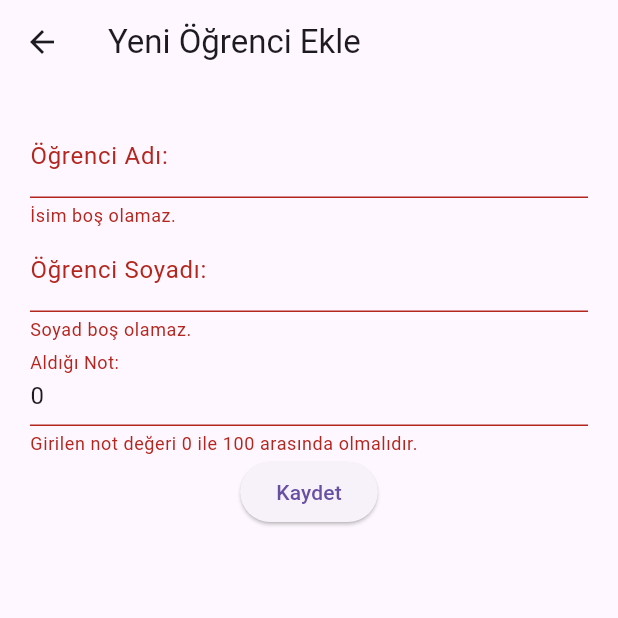
After one commit to sinemsafak/flutterprojects, a Flutter app: the screen it shows after launch, item 2 of the bottom bar chosen, after a tap on "Kaydet", on a phone screen of 412 x 824 dp, the top half of it. The commit adds this screen. Run offline on Flutter 3.47's test engine with Material 3 defaults, Android fonts, the phone set to English and light mode, and no system bars; network calls fail.

Commit message:
student_edit.dart dosyasının eklenmesi referans verme

```diff
--- a/lib/main.dart
+++ b/lib/main.dart
@@ -1,6 +1,7 @@
 import 'package:flutter/material.dart';
 import 'package:flutterprojects/models/student.dart';
 import 'package:flutterprojects/screens/student_add.dart';
+import 'package:flutterprojects/screens/student_edit.dart';
 
 void main() {
   runApp(const MaterialApp(
@@ -82,8 +83,7 @@ class _MyAppState extends State<MyApp> {
               );
             }),
             buildButton("Güncelle", Icons.update, Colors.blue, () {
-              var mesaj = "Güncellendi";
-              mesajGoster(context, mesaj);
+              Navigator.push(context, MaterialPageRoute(builder: (context)=>StudentEdit(selectedStudent)));
             }),
             buildButton("Sil", Icons.delete, Colors.blueGrey, () {
               setState(() {
--- a/lib/models/student.dart
+++ b/lib/models/student.dart
@@ -3,7 +3,6 @@ class Student {
   String firstname = "";
   String lastname = "";
   int grade = 0;
-  final String _status = "";
 
   Student.withId(int id, String firstname, String lastname, int grade) {
     this.id = id;
--- /dev/null
+++ b/lib/screens/student_edit.dart
@@ -0,0 +1,111 @@
+import 'package:flutter/material.dart';
+import 'package:flutterprojects/models/student.dart';
+import 'package:flutterprojects/validation/student_validatior.dart';
+
+class StudentEdit extends StatefulWidget {
+  Student selectedStudent;
+  StudentEdit(this.selectedStudent);
+
+  @override
+  State<StatefulWidget> createState() {
+    return _StudentAddState(selectedStudent);
+  }
+}
+
+class _StudentAddState extends State<StudentEdit> with StudentValidationMixin {
+   final Student selectedStudent;
+  var formKey = GlobalKey<FormState>();
+
+   _StudentAddState(this.selectedStudent);
+  @override
+  Widget build(BuildContext context) {
+    return Scaffold(
+      appBar: AppBar(
+        title: const Text("Yeni Öğrenci Ekle"),
+      ),
+      body: Container(
+        margin: const EdgeInsets.all(20.0),
+        child: Form(
+          key: formKey,
+          child: Column(
+            children: <Widget>[
+              buildFirstNameField(),
+              buildLastNameField(),
+              buildGradeField(),
+              buildSubmitButton(),
+            ],
+          ),
+        ),
+      ),
+    );
+  }
+
+  Widget buildFirstNameField() {
+    return TextFormField(
+      initialValue: selectedStudent.firstname,
+      decoration: const InputDecoration(
+        labelText: "Öğrenci Adı: ",
+        hintText: "Sinem",
+      ),
+      validator: validateFirstName,
+      onSaved: (String? value) {
+        if (value != null) {
+          selectedStudent.firstname = value.trim();
+        }
+      },
+    );
+  }
+
+  Widget buildLastNameField() {
+    return TextFormField(
+      initialValue: selectedStudent.lastname,
+      decoration: const InputDecoration(
+        labelText: "Öğrenci Soyadı: ",
+        hintText: "Şafak",
+      ),
+      validator: validateLastName,
+      onSaved: (String? value) {
+        if (value != null) {
+          selectedStudent.lastname = value.trim();
+        }
+      },
+    );
+  }
+
+  Widget buildGradeField() {
+    return TextFormField(
+      initialValue: selectedStudent.grade.toString(),
+      decoration: const InputDecoration(
+        labelText: "Aldığı Not: ",
+        hintText: "65",
+      ),
+      validator: validateGrade, // Burada doğru validator'u kullanmalısınız (validateGrade?)
+      onSaved: (String? value) {
+        if (value != null) {
+          selectedStudent.grade = int.parse(value.trim());
+        }
+      },
+    );
+
+  }
+ Widget buildSubmitButton() {
+  return ElevatedButton(
+    onPressed: () {
+      if (formKey.currentState?.validate() ?? false) {
+        formKey.currentState?.save();
+        saveStudent();
+        Navigator.pop(context);
+
+      }
+    },
+    child: const Text("Kaydet"),
+  );
+}
+
+  void saveStudent() {
+    print(selectedStudent.firstname);
+    print(selectedStudent.lastname);
+    print(selectedStudent.grade);
+  }
+
+}
--- a/lib/validation/student_validatior.dart
+++ b/lib/validation/student_validatior.dart
@@ -16,13 +16,9 @@ mixin StudentValidationMixin {
     return null; // Geçerli durumu belirtmek için null döndürün.
   }
   String? validateGrade(String? value) {
-    if (value == null || value.isEmpty) {
-      return "Not boş olamaz.";
-    }
-    var grade = int.tryParse(value);
-    if (grade == null || grade <= 0 || grade > 100) {
+    var grade =int.parse(value!);
+    if (grade <=0 || grade>100) {
       return "Girilen not değeri 0 ile 100 arasında olmalıdır.";
-    }
-    return null; // Geçerli durumu belirtmek için null döndürün.
   }
 }
+}
```
